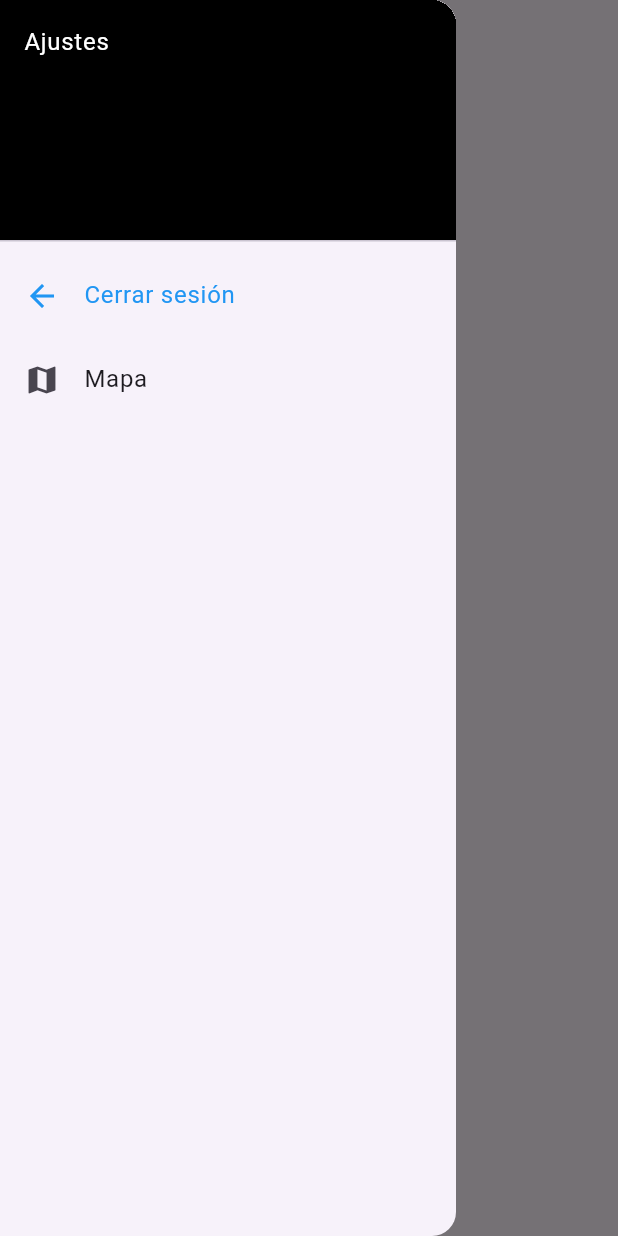
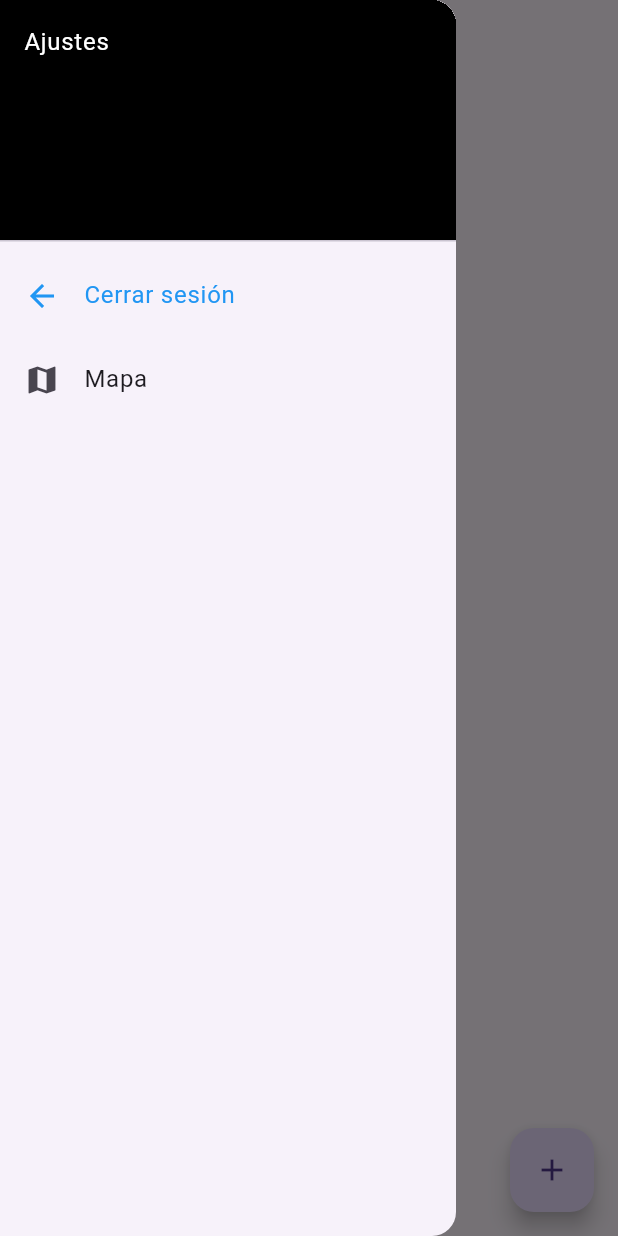
Before and after one commit to carlosguemes/Proyecto_Final_PMDM_PSP, a Flutter app: the HomeView screen opened by its route, with the side drawer open, on a phone screen of 412 x 824 dp. Run offline on Flutter 3.47's test engine with Material 3 defaults, Android fonts, the phone set to English and light mode, and no system bars; our stand-ins replace cloud_firestore, firebase_auth, firebase_core, firebase_storage, google_maps_flutter, image_picker and 1 more; accounts and stored records are empty; generated files the repository leaves out were written again.

Commit message:
Commit V34: Añadirlo en el homeview

```diff
--- a/lib/ProductosApp.dart
+++ b/lib/ProductosApp.dart
@@ -1,4 +1,5 @@
 import 'package:flutter/material.dart';
+import 'package:proyecto_final_pmdm_psp/Vistas/CrearProductosView.dart';
 import 'package:proyecto_final_pmdm_psp/Vistas/PerfilView.dart';
 
 import 'Vistas/HomeView.dart';
@@ -20,6 +21,7 @@ class ProductosApp extends StatelessWidget{
         '/productosview': (context) => ProductosView(),
         '/mapaview': (context) => MapaView(),
         '/perfilview': (context) => PerfilView(),
+        '/productocreateview': (context) => CrearProductosView(),
       },
       initialRoute: '/loginview',
     );
--- a/lib/Vistas/HomeView.dart
+++ b/lib/Vistas/HomeView.dart
@@ -95,6 +95,13 @@ class _HomeViewState extends State<HomeView> {
           Center(child: vistaProductos())
       ),
       drawer: DrawerPersonalizado(onItemTap: eventoDrawerPersonalizado),
+
+      floatingActionButton:FloatingActionButton(
+        onPressed: () {
+          Navigator.of(context).pushNamed("/productocreateview");
+        },
+        child: Icon(Icons.add),
+      ),
     );
   }
 }
```
